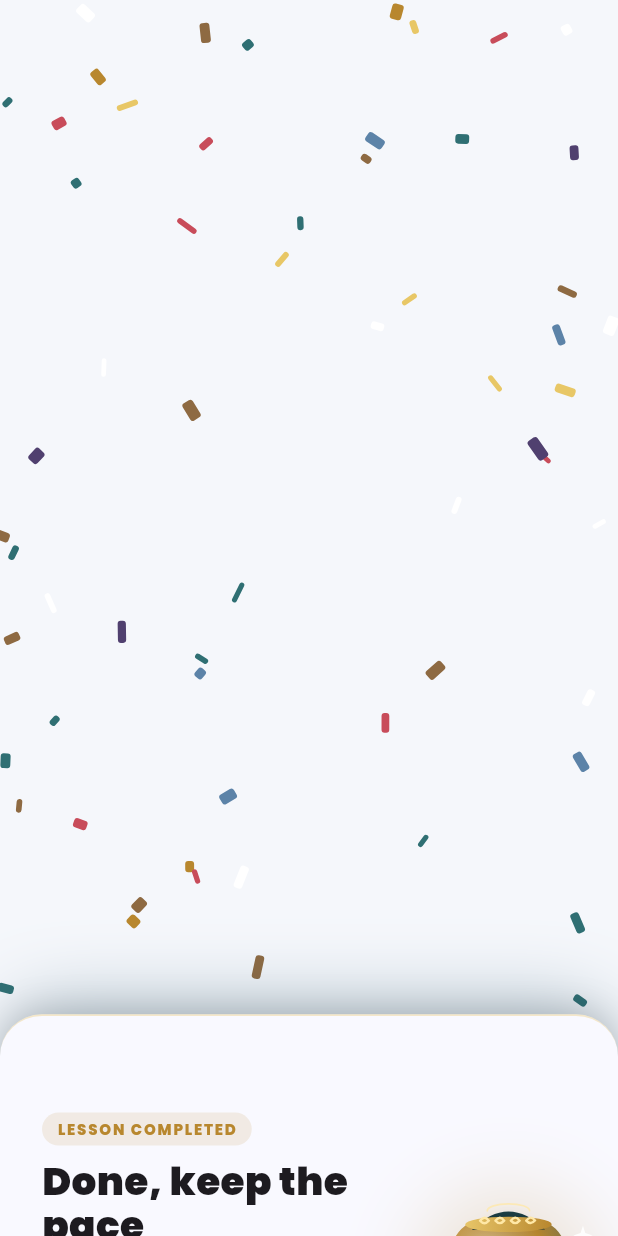
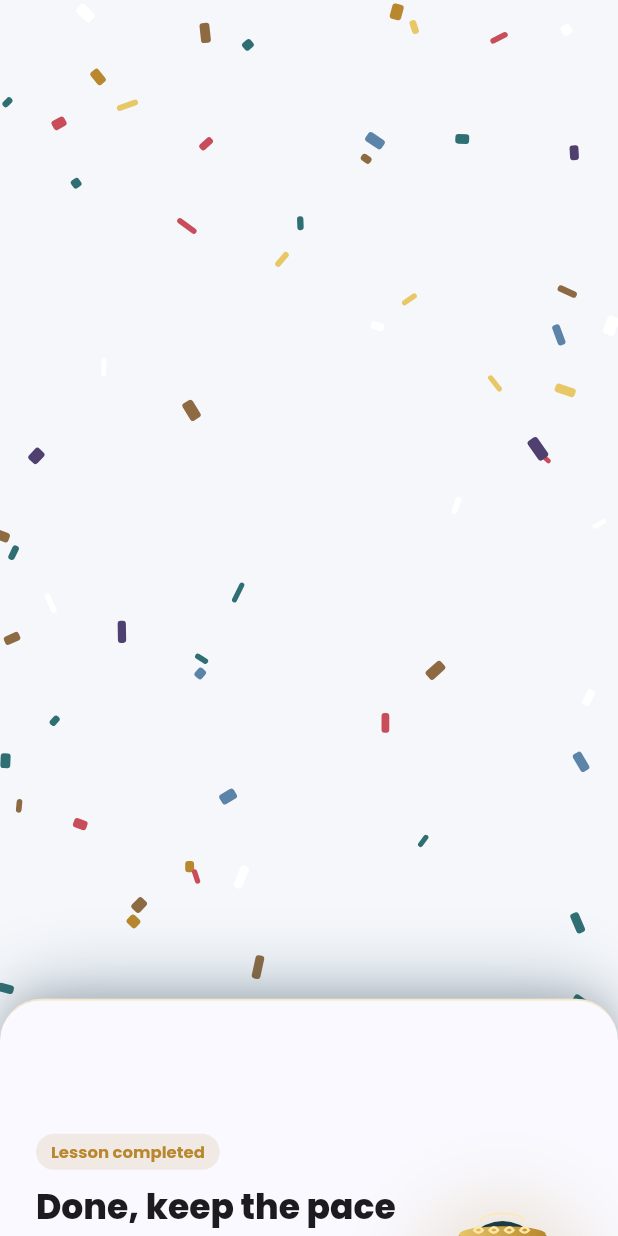
Before and after one commit to cleave173/Tisei, a Flutter app: the _CharacterOverlay widget shown alone on an empty page, opened directly with empty values, on a phone screen of 412 x 824 dp. Run offline on Flutter 3.47's test engine with Material 3 defaults, Android fonts, the phone set to English and light mode, and no system bars; our stand-ins replace cached_network_image, connectivity_plus, dio, easy_localization, equatable, flutter_riverpod and 11 more; missing offline and left inert: google_mlkit_translation; accounts and stored records are empty; network calls fail.

Commit message:
Fix placement skips and character overlay layout

```diff
--- a/app/lib/core/character/character_overlay.dart
+++ b/app/lib/core/character/character_overlay.dart
@@ -310,7 +310,7 @@ class _CharacterOverlayState extends State<_CharacterOverlay>
                 Positioned(
                   left: 0,
                   right: 0,
-                  bottom: 240,
+                  bottom: 286,
                   child: FadeTransition(
                     opacity: _fadeAnim,
                     child: _SparkleRow(color: theme.accent),
@@ -396,8 +396,11 @@ class _CharacterPanel extends StatelessWidget {
           )!
         : Theme.of(context).colorScheme.surface;
 
+    final double screenWidth = MediaQuery.sizeOf(context).width;
+    final bool compact = screenWidth < 390;
+
     return SizedBox(
-      height: 318,
+      height: compact ? 350 : 364,
       child: Stack(
         clipBehavior: Clip.none,
         children: <Widget>[
@@ -406,7 +409,7 @@ class _CharacterPanel extends StatelessWidget {
             left: 0,
             right: 0,
             bottom: 0,
-            top: 62,
+            top: compact ? 72 : 82,
             child: Container(
               decoration: BoxDecoration(
                 color: surface,
@@ -433,8 +436,12 @@ class _CharacterPanel extends StatelessWidget {
                   ),
                 ],
               ),
-              padding: const EdgeInsets.fromLTRB(28, 34, 150, 24),
-              child: _MessageContent(scenario: scenario, theme: theme),
+              padding: EdgeInsets.fromLTRB(24, 28, compact ? 116 : 132, 28),
+              child: _MessageContent(
+                scenario: scenario,
+                theme: theme,
+                compact: compact,
+              ),
             ),
           ),
 
@@ -459,8 +466,8 @@ class _CharacterPanel extends StatelessWidget {
 
           // Character
           Positioned(
-            right: 8,
-            bottom: 6,
+            right: compact ? 4 : 12,
+            bottom: 18,
             child: _BouncingCharacter(
               scenario: scenario,
               imagePath: imagePath,
@@ -480,10 +487,15 @@ class _CharacterPanel extends StatelessWidget {
 // ---------------------------------------------------------------------------
 
 class _MessageContent extends StatelessWidget {
-  const _MessageContent({required this.scenario, required this.theme});
+  const _MessageContent({
+    required this.scenario,
+    required this.theme,
+    required this.compact,
+  });
 
   final CharacterScenario scenario;
   final _ScenarioTheme theme;
+  final bool compact;
 
   @override
   Widget build(BuildContext context) {
@@ -498,34 +510,41 @@ class _MessageContent extends StatelessWidget {
             borderRadius: BorderRadius.circular(20),
           ),
           child: Text(
-            scenario.nameKey.tr().toUpperCase(),
+            scenario.nameKey.tr(),
             style: TextStyle(
-              fontSize: 10,
-              fontWeight: FontWeight.w800,
+              fontSize: 11,
+              fontWeight: FontWeight.w700,
               color: theme.primary,
-              letterSpacing: 1.2,
+              letterSpacing: 0,
             ),
+            maxLines: 1,
+            overflow: TextOverflow.ellipsis,
           ),
         ),
-        const SizedBox(height: 10),
+        const SizedBox(height: 12),
         Text(
           scenario.messageKey.tr(),
-          style: const TextStyle(
-            fontSize: 26,
-            fontWeight: FontWeight.w900,
+          style: TextStyle(
+            fontSize: compact ? 21 : 23,
+            fontWeight: FontWeight.w800,
             height: 1.1,
+            letterSpacing: 0,
           ),
+          maxLines: 3,
+          overflow: TextOverflow.ellipsis,
         ),
         const SizedBox(height: 8),
         Text(
           scenario.subMessageKey.tr(),
           style: TextStyle(
-            fontSize: 13,
-            height: 1.5,
+            fontSize: compact ? 12 : 12.5,
+            height: 1.38,
             color: Theme.of(
               context,
             ).colorScheme.onSurface.withValues(alpha: 0.55),
           ),
+          maxLines: 4,
+          overflow: TextOverflow.ellipsis,
         ),
       ],
     );
@@ -556,7 +575,7 @@ class _BouncingCharacter extends StatelessWidget {
     return AnimatedBuilder(
       animation: Listenable.merge(<Listenable>[bounceAnim, scaleAnim]),
       builder: (BuildContext ctx, Widget? child) {
-        final double floatOffset = (bounceAnim.value - 0.5) * 14.0;
+        final double floatOffset = (bounceAnim.value - 0.5) * 10.0;
         final double tilt = sin(bounceAnim.value * pi * 2) * 0.025;
         return Transform.translate(
           offset: Offset(0, floatOffset),
@@ -600,7 +619,7 @@ class _CustomImageChar extends StatelessWidget {
   Widget build(BuildContext context) {
     return SizedBox(
       width: 130,
-      height: 250,
+      height: 232,
       child: Stack(
         alignment: Alignment.topCenter,
         children: <Widget>[
@@ -613,7 +632,7 @@ class _CustomImageChar extends StatelessWidget {
                   _DefaultMascot(scenario: scenario, theme: theme),
             ),
           ),
-          const Positioned(top: 8, child: _Taqiya(width: 72, height: 42)),
+          const Positioned(top: 2, child: _Taqiya(width: 66, height: 39)),
         ],
       ),
     );
@@ -634,7 +653,7 @@ class _DefaultMascot extends StatelessWidget {
   Widget build(BuildContext context) {
     return SizedBox(
       width: 130,
-      height: 215,
+      height: 202,
       child: CustomPaint(
         painter: _MascotPainter(
           primary: theme.primary,
--- a/app/lib/features/assessment/presentation/pages/placement_test_page.dart
+++ b/app/lib/features/assessment/presentation/pages/placement_test_page.dart
@@ -76,7 +76,8 @@ class _PlacementTestPageState extends ConsumerState<PlacementTestPage> {
   }
 
   void _skip() {
-    // No answer recorded — treated as wrong by the backend
+    // Submit an empty choice so skipped questions are counted as wrong.
+    _answers[_q.wordId] = '';
     _advance();
   }
 
```
